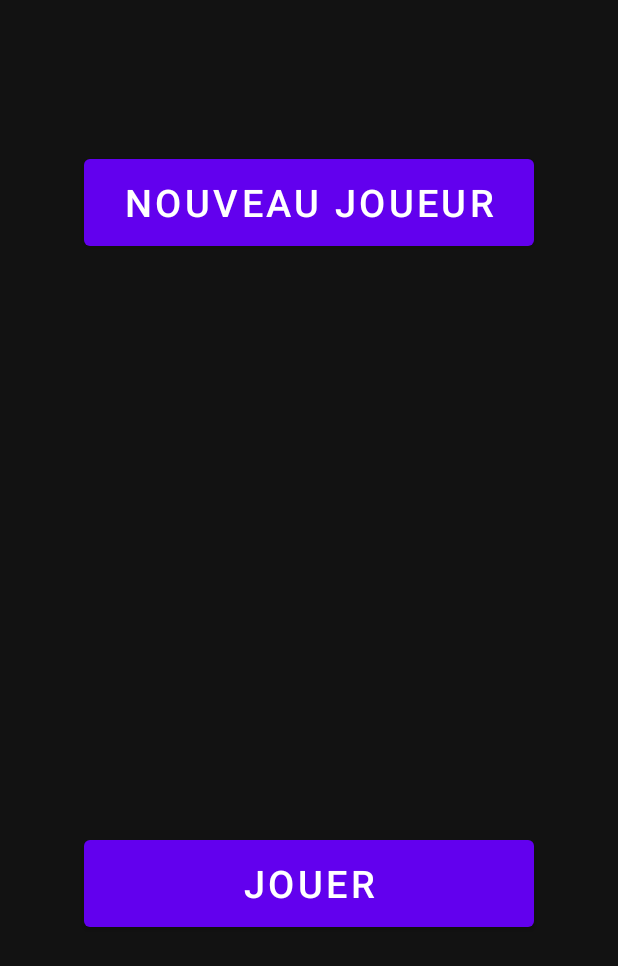
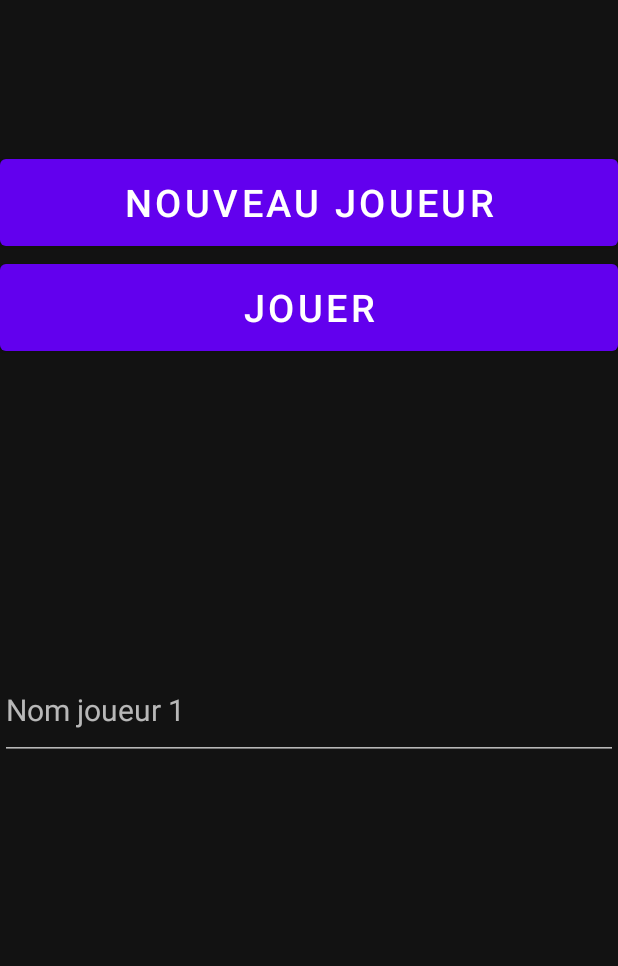
Before and after one commit to rettuba/2020-JER-SpeedQuiz-rettuba, an Android app: the menu_speed_quiz screen opened directly, with no data from a screen before it, after a tap on "NOUVEAU JOUEUR", on a phone screen of 412 x 824 dp. Shown: the top 966 px of the screen. Run offline under Robolectric (Android 15) with nearby library versions, the phone set to English and light mode, and no system bars.

Commit message:
Créer en java 2 editText

```diff
--- a/app/src/main/java/com/rettuba/speedquiz/MainActivity.java
+++ b/app/src/main/java/com/rettuba/speedquiz/MainActivity.java
@@ -97,6 +97,7 @@ public class MainActivity extends AppCompatActivity {
     QuestionManager maQuestion = new QuestionManager();
 
         ArrayList question = Source.listeDeQuestions();
+        ArrayList reponse = Source.listeDesReponses();
 
         BT_Joueur1.setOnClickListener(new View.OnClickListener() {
             @Override
@@ -106,7 +107,7 @@ public class MainActivity extends AppCompatActivity {
                     Questions_Joueur1.setText("Fini ! Il est bien mon jeu hein :)");
                 } else {
                     Questions_Joueur1.setText(maQuestion.getQuestion());
-                    QuestionManager.removeQuestionReponse(question,Source.listeDesReponses(), Questions_Joueur1.getText().toString());
+                    QuestionManager.removeQuestionReponse(question,reponse,Questions_Joueur1.getText().toString());
                 }
                 Questions_Joueur2.setText(Questions_Joueur1.getText());
             }
@@ -116,12 +117,11 @@ public class MainActivity extends AppCompatActivity {
             @Override
             public void onClick(View v) {
 
-
                 if (question.size() == 0) {
                     Questions_Joueur1.setText("Fini ! Il est bien mon jeu hein :)");
                 } else {
                     Questions_Joueur1.setText(maQuestion.getQuestion());
-                    QuestionManager.removeQuestionReponse(question,Source.listeDesReponses(), Questions_Joueur1.getText().toString());
+                    QuestionManager.removeQuestionReponse(question,reponse,Questions_Joueur1.getText().toString());
                 }
                 Questions_Joueur2.setText(Questions_Joueur1.getText());
             }
--- a/app/src/main/java/com/rettuba/speedquiz/QuestionManager.java
+++ b/app/src/main/java/com/rettuba/speedquiz/QuestionManager.java
@@ -12,6 +12,7 @@ public class QuestionManager extends AppCompatActivity {
     public static int numeroAleatoire() {
         int numeroAleatoire = (int) (Math.random() * Source.listeDeQuestions().size());
         return numeroAleatoire;
+
     }
 
     /**
@@ -35,6 +36,8 @@ public class QuestionManager extends AppCompatActivity {
         listeDeQuestions.remove(phraseARemove);
         listeDeReponse.remove(phraseARemove);
 
+        System.out.println();
+
     }
 
     public String getQuestion() {
--- a/app/src/main/java/com/rettuba/speedquiz/Source.java
+++ b/app/src/main/java/com/rettuba/speedquiz/Source.java
@@ -34,6 +34,7 @@ public class Source extends AppCompatActivity {
         Reponse.add(true);
         Reponse.add(false);
 
+
         return Reponse;
     }
 
--- a/app/src/main/java/com/rettuba/speedquiz/menu_speed_quiz.java
+++ b/app/src/main/java/com/rettuba/speedquiz/menu_speed_quiz.java
@@ -7,9 +7,12 @@ import android.content.Intent;
 import android.graphics.Color;
 import android.os.Bundle;
 import android.text.Editable;
+import android.text.InputType;
 import android.text.TextWatcher;
 import android.view.View;
 import android.widget.EditText;
+import android.widget.LinearLayout;
+import android.widget.RelativeLayout;
 
 import com.google.android.material.button.MaterialButton;
 
@@ -20,6 +23,8 @@ public class menu_speed_quiz extends AppCompatActivity {
     private MaterialButton bouton_nouveau_joueur;
     /**Bouton jouer**/
     private MaterialButton bouton_jouer;
+    /**Layout**/
+    private LinearLayout linearLayout_menu;
     /**Booleens**/
     boolean rempli_joueur1 = false;
     boolean rempli_joueur2 = false;
@@ -40,20 +45,51 @@ public class menu_speed_quiz extends AppCompatActivity {
         /**Bouton nouveau joueur**/
         bouton_nouveau_joueur = findViewById(R.id.bt_nouveau_joueur);
 
+        /**Layout**/
+        linearLayout_menu = findViewById(R.id.linearLayout_menu);
+
+        EditText ET_joueur1 = new EditText(this);
+        ET_joueur1.setHint("Nom joueur 1");
+        ET_joueur1.setTextSize(20);
+        ET_joueur1.setHeight(100);
+
+        EditText ET_joueur2 = new EditText(this);
+        ET_joueur2.setHint("Nom joueur 2");
+        ET_joueur2.setTextSize(20);
+        ET_joueur2.setHeight(100);
+
+
         bouton_nouveau_joueur.setOnClickListener(new View.OnClickListener(){
             @Override
             public void onClick(View v){
 
-                EditText ET_joueur1 = new EditText(menu_speed_quiz.this);
-                ET_joueur1.setHint("Nom joueur 1");
-                ET_joueur1.setTextSize(20);
-                ET_joueur1.setWidth(300);
-                ET_joueur1.setHeight(60);
+                linearLayout_menu.addView(ET_joueur1);
+                linearLayout_menu.addView(ET_joueur2);
+                ET_joueur2.setVisibility(View.GONE);
+
 
             }
         });
 
-      /*nom_joueur1.addTextChangedListener(new TextWatcher() {
+        ET_joueur1.addTextChangedListener(new TextWatcher() {
+            @Override
+            public void beforeTextChanged(CharSequence s, int start, int count, int after) {
+
+            }
+
+            @Override
+            public void onTextChanged(CharSequence s, int start, int before, int count) {
+
+                ET_joueur2.setVisibility(View.VISIBLE);
+
+            }
+
+            @Override
+            public void afterTextChanged(Editable s) {
+            }
+        });
+
+      ET_joueur1.addTextChangedListener(new TextWatcher() {
             @Override
             public void beforeTextChanged(CharSequence s, int start, int count, int after) {
 
@@ -79,9 +115,9 @@ public class menu_speed_quiz extends AppCompatActivity {
             @Override
             public void afterTextChanged(Editable s) {
             }
-        });*/
+        });
 
-      /*nom_joueur2.addTextChangedListener(new TextWatcher() {
+      ET_joueur2.addTextChangedListener(new TextWatcher() {
             @Override
             public void beforeTextChanged(CharSequence s, int start, int count, int after) {
 
@@ -107,7 +143,7 @@ public class menu_speed_quiz extends AppCompatActivity {
             @Override
             public void afterTextChanged(Editable s) {
             }
-        });*/
+        });
 
      bouton_jouer.setOnClickListener(new View.OnClickListener() {
             @Override
--- a/app/src/main/res/layout/activity_menu_speed_quiz.xml
+++ b/app/src/main/res/layout/activity_menu_speed_quiz.xml
@@ -1,36 +1,29 @@
 <?xml version="1.0" encoding="utf-8"?>
 <LinearLayout xmlns:android="http://schemas.android.com/apk/res/android"
+    android:id="@+id/linearLayout_menu"
     xmlns:tools="http://schemas.android.com/tools"
     android:layout_width="match_parent"
     android:layout_height="match_parent"
     android:orientation="vertical"
     tools:context=".MainActivity">
 
-    <RelativeLayout
-        android:layout_width="match_parent"
-        android:layout_height="match_parent">
 
         <com.google.android.material.button.MaterialButton
             android:id="@+id/bt_nouveau_joueur"
-            android:layout_width="300dp"
+            android:layout_width="match_parent"
             android:layout_height="70dp"
-            android:layout_centerInParent="true"
             android:text="@string/bouton_nouveau_joueur"
-            android:layout_alignParentTop="true"
             android:textSize="25dp"
             android:layout_marginTop="100dp"
             />
 
         <com.google.android.material.button.MaterialButton
             android:id="@+id/bt_jouer"
-            android:layout_width="300dp"
+            android:layout_width="match_parent"
             android:layout_height="70dp"
-            android:layout_centerInParent="true"
-            android:layout_alignParentBottom="true"
             android:text="@string/bouton_jouer"
             android:textSize="25dp"
             android:layout_marginBottom="200dp"
             />
-    </RelativeLayout>
 
 </LinearLayout>
```
